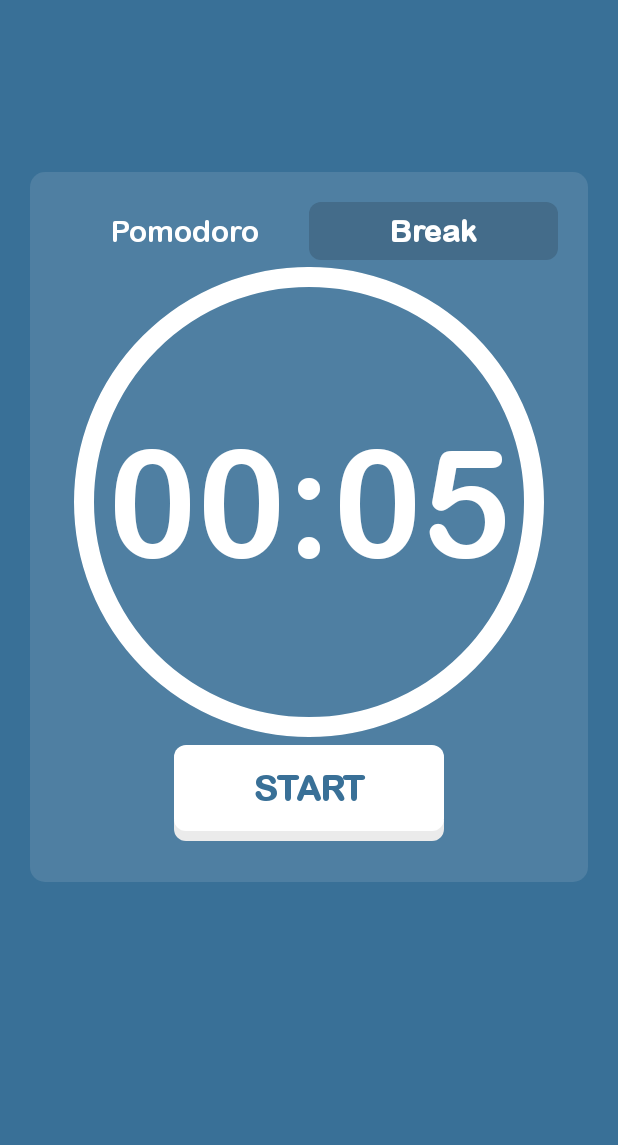
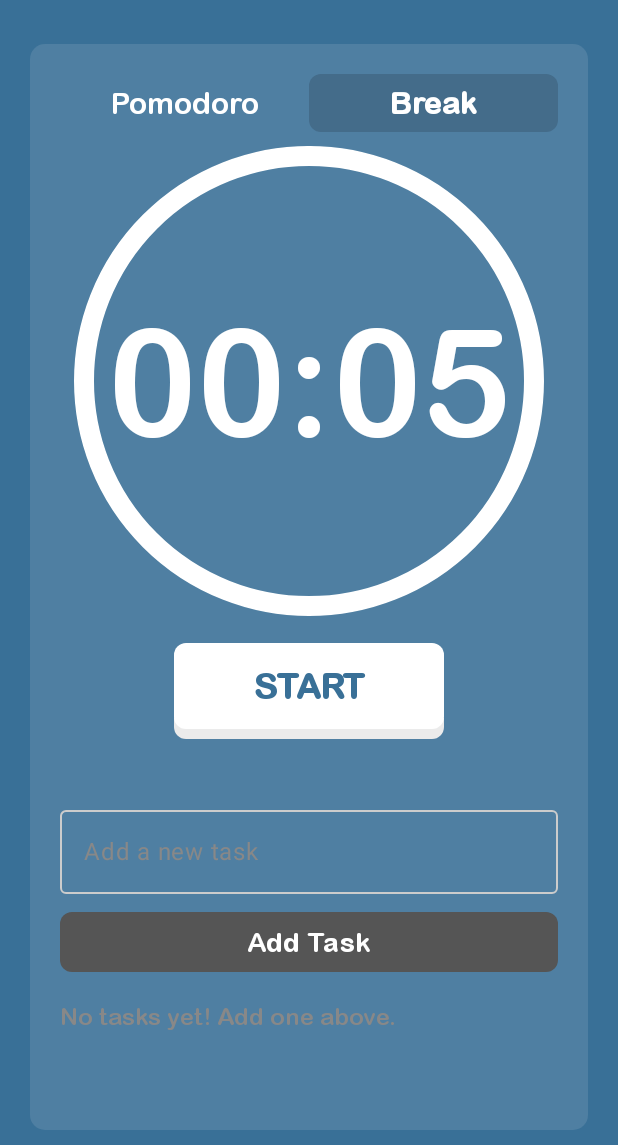
Before and after one commit to frhnHanif/Bisafokus, an Android app built with Jetpack Compose: the BreakScreen screen opened through its navigation route, on a phone screen of 412 x 824 dp, the part 91-1236 px from its top. Run offline under Robolectric (Android 15) with nearby library versions, the phone set to English and light mode, and no system bars; our stand-ins replace accompanist.

Commit message:
Add Saving Todo List

```diff
--- a/app/src/main/java/com/application/pomofocus/MainActivity.kt
+++ b/app/src/main/java/com/application/pomofocus/MainActivity.kt
@@ -19,9 +19,17 @@ import androidx.compose.foundation.Image
 import androidx.compose.foundation.background
 import androidx.compose.foundation.clickable
 import androidx.compose.foundation.layout.*
+import androidx.compose.foundation.lazy.LazyColumn
+import androidx.compose.foundation.lazy.items
+import androidx.compose.foundation.rememberScrollState
 import androidx.compose.foundation.shape.RoundedCornerShape
+import androidx.compose.foundation.text.KeyboardActions
+import androidx.compose.foundation.text.KeyboardOptions
+import androidx.compose.foundation.verticalScroll
 import androidx.compose.material3.*
 import androidx.compose.runtime.*
+import androidx.compose.runtime.snapshots.SnapshotStateList
+import androidx.compose.runtime.toMutableStateList
 import androidx.compose.ui.Alignment
 import androidx.compose.ui.Modifier
 import androidx.compose.ui.geometry.Offset
@@ -32,7 +40,9 @@ import androidx.compose.ui.res.painterResource
 import androidx.compose.ui.text.font.Font
 import androidx.compose.ui.text.font.FontFamily
 import androidx.compose.ui.text.font.FontWeight
+import androidx.compose.ui.text.input.ImeAction
 import androidx.compose.ui.text.style.TextAlign
+import androidx.compose.ui.text.style.TextDecoration
 import androidx.compose.ui.unit.dp
 import androidx.compose.ui.unit.sp
 import androidx.core.app.ActivityCompat
@@ -53,29 +63,11 @@ import kotlinx.coroutines.CoroutineScope
 import kotlinx.coroutines.Dispatchers
 import kotlinx.coroutines.delay
 import kotlinx.coroutines.launch
+import java.util.UUID
 import kotlin.math.cos
 import kotlin.math.sin
-import androidx.compose.material3.Checkbox // Baris baru
-import androidx.compose.material3.CheckboxDefaults // Baris baru
-import androidx.compose.material3.OutlinedTextField // Baris baru
-import androidx.compose.material3.OutlinedTextFieldDefaults // Baris baru
-import androidx.compose.ui.text.style.TextDecoration // Baris baru
-import androidx.compose.foundation.lazy.LazyColumn // Baris baru
-import androidx.compose.foundation.lazy.items // Baris baru
-import androidx.compose.ui.text.input.ImeAction // Baris baru
-import androidx.compose.foundation.text.KeyboardActions // Baris baru
-import androidx.compose.foundation.text.KeyboardOptions // Baris baru
-import androidx.compose.material3.Card // Baris baru
-import androidx.compose.material3.CardDefaults // Baris baru
-import androidx.compose.material3.Icon // Baris baru
-import androidx.compose.material3.IconButton // Baris baru
-import androidx.compose.foundation.rememberScrollState // <<< BARIS BARU INI
-import androidx.compose.foundation.verticalScroll // <<< BARIS BARU INI
 
-import java.util.UUID // Baris baru
-
-import androidx.compose.runtime.mutableStateListOf // Baris baru: Pastikan ini ada
-
+// --- FUNGSI HELPER NOTIFIKASI ---
 fun createNotificationChannel(context: Context) {
     if (Build.VERSION.SDK_INT >= Build.VERSION_CODES.O) {
         val name = "Pomodoro Notification"
@@ -117,6 +109,7 @@ fun showNotification(context: Context, title: String, message: String) {
     }
 }
 
+// --- MAIN ACTIVITY ---
 class MainActivity : ComponentActivity() {
     override fun onCreate(savedInstanceState: Bundle?) {
         super.onCreate(savedInstanceState)
@@ -124,26 +117,80 @@ class MainActivity : ComponentActivity() {
         setContent {
             val navController = rememberNavController()
             val systemUiController = rememberSystemUiController()
-            NavHost(navController = navController, startDestination = "pomodoro") {     //mengelola layar, navController digunakan untuk navigasi antar layar
+
+            // --- STATE TASKS (DIHOISTED KE MAINACTIVITY) ---
+            val tasks = remember { mutableStateListOf<Task>() }
+            var newTaskText by remember { mutableStateOf("") }
+            // --- AKHIR STATE TASKS ---
+
+            NavHost(navController = navController, startDestination = "pomodoro") {
                 composable("pomodoro") {
                     systemUiController.setStatusBarColor(BackPomodoro)
-                    PomodoroScreen(navController)
+                    PomodoroScreen(
+                        navController = navController,
+                        tasks = tasks,
+                        newTaskText = newTaskText,
+                        onNewTaskTextChanged = { newValue -> newTaskText = newValue },
+                        onAddTask = { task ->
+                            tasks.add(task)
+                            newTaskText = "" // Bersihkan input setelah menambahkan
+                        },
+                        onToggleTaskComplete = { toggledTask ->
+                            val updatedList = tasks.toMutableList()
+                            val taskIndex = updatedList.indexOfFirst { it.id == toggledTask.id }
+                            if (taskIndex != -1) {
+                                updatedList[taskIndex] = toggledTask.copy(isCompleted = !toggledTask.isCompleted)
+                                tasks.clear()
+                                tasks.addAll(updatedList)
+                            }
+                        },
+                        onDeleteTask = { task -> tasks.remove(task) }
+                    )
                 }
                 composable("break") {
                     systemUiController.setStatusBarColor(BackBreak)
-                    BreakScreen(navController)
+                    BreakScreen(
+                        navController = navController,
+                        tasks = tasks,
+                        newTaskText = newTaskText,
+                        onNewTaskTextChanged = { newValue -> newTaskText = newValue },
+                        onAddTask = { task ->
+                            tasks.add(task)
+                            newTaskText = ""
+                        },
+                        onToggleTaskComplete = { toggledTask ->
+                            val updatedList = tasks.toMutableList()
+                            val taskIndex = updatedList.indexOfFirst { it.id == toggledTask.id }
+                            if (taskIndex != -1) {
+                                updatedList[taskIndex] = toggledTask.copy(isCompleted = !toggledTask.isCompleted)
+                                tasks.clear()
+                                tasks.addAll(updatedList)
+                            }
+                        },
+                        onDeleteTask = { task -> tasks.remove(task) }
+                    )
                 }
             }
         }
     }
 }
 
+// --- KONSTANTA GLOBAL ---
 val font = FontFamily(Font(R.font.arialroundedmt))
 const val DEFAULT_POMODORO_TIME = 25
 const val DEFAULT_BREAK_TIME = 5
 
+// --- POMODORO SCREEN ---
 @Composable
-fun PomodoroScreen(navController: NavController) {
+fun PomodoroScreen(
+    navController: NavController,
+    tasks: SnapshotStateList<Task>,
+    newTaskText: String,
+    onNewTaskTextChanged: (String) -> Unit,
+    onAddTask: (Task) -> Unit,
+    onToggleTaskComplete: (Task) -> Unit,
+    onDeleteTask: (Task) -> Unit
+) {
     //1. State Management
     var isStartPressed by remember { mutableStateOf(false) }
     var totalTime by remember { mutableIntStateOf(DEFAULT_POMODORO_TIME) }
@@ -151,11 +198,6 @@ fun PomodoroScreen(navController: NavController) {
     var showDialog by remember { mutableStateOf(false) }
     var progress by remember { mutableFloatStateOf(1f) }
     val context = LocalContext.current
-
-    // --- MULAI TAMBAHAN UNTUK TASK ---
-    val tasks = remember { mutableStateListOf<Task>() }
-    var newTaskText by remember { mutableStateOf("") }
-    // --- AKHIR TAMBAHAN ---
 
     val mediaPlayer = remember {
         MediaPlayer.create(context, R.raw.alarm)
@@ -175,6 +217,15 @@ fun PomodoroScreen(navController: NavController) {
                 CoroutineScope(Dispatchers.Main).launch {
                     mediaPlayer.start()
                 }
+                // --- Logika Coret Tugas Otomatis ---
+                val updatedTasksAfterPomodoro = tasks.map {
+                    if (!it.isCompleted) it.copy(isCompleted = true) else it
+                }.toMutableStateList()
+
+                tasks.clear()
+                tasks.addAll(updatedTasksAfterPomodoro)
+                // --- Akhir Logika Coret Tugas Otomatis ---
+
                 navController.navigate("break")
             }
         }
@@ -221,24 +272,26 @@ fun PomodoroScreen(navController: NavController) {
                 color = Color.White
             )
         }
-        Box( // Ini adalah Box dengan background FrontPomodoro
+        Box( // Box dengan background FrontPomodoro (Kotak utama UI)
             modifier = Modifier
-                .fillMaxSize() // Ini tetap fillMaxSize untuk Box utama
-                .padding(start = 20.dp, end = 20.dp, top = 90.dp, bottom = 10.dp) // padding Box utama
+                .fillMaxWidth() // Mengisi lebar penuh
+                .wrapContentHeight() // Menyesuaikan tinggi dengan konten
+                .align(Alignment.Center) // Tetap di tengah secara vertikal
+                .padding(start = 20.dp, end = 20.dp, top = 90.dp, bottom = 10.dp) // Padding disesuaikan
                 .background(FrontPomodoro, shape = RoundedCornerShape(10.dp)),
             contentAlignment = Alignment.Center
-        ){
-            val scrollState = rememberScrollState() // <<< BARIS BARU: Untuk mengelola scroll state
+        ) {
+            val scrollState = rememberScrollState() // Untuk scroll layar penuh
 
             Column( // Column utama yang akan bisa di-scroll
                 modifier = Modifier
-                    .fillMaxSize() // <<< UBAH INI: Agar Column ini mengisi Box dan bisa di-scroll
+                    .fillMaxSize() // Mengisi Box induk
                     .padding(horizontal = 20.dp, vertical = 20.dp) // padding internal Column
-                    .verticalScroll(scrollState), // <<< INI KUNCI SCROLL LAYAR PENUH
+                    .verticalScroll(scrollState), // INI KUNCI SCROLL LAYAR PENUH
                 horizontalAlignment = Alignment.CenterHorizontally,
-                verticalArrangement = Arrangement.Top // Tetap Top, kita kelola spasi manual
-            ){
-                // Tombol Pomodoro / Break (TETAP DI ATAS)
+                verticalArrangement = Arrangement.Top // Elemen tersusun dari atas ke bawah
+            ) {
+                // Tombol Pomodoro / Break
                 Row(
                     modifier = Modifier.fillMaxWidth(),
                     horizontalArrangement = Arrangement.Center
@@ -279,7 +332,7 @@ fun PomodoroScreen(navController: NavController) {
                 }
                 Spacer(modifier = Modifier.height(16.dp))
 
-                // Bagian Timer (TETAP DI TENGAH ATAS)
+                // Bagian Timer
                 Box(
                     modifier = Modifier.fillMaxWidth(),
                     contentAlignment = Alignment.Center
@@ -300,9 +353,9 @@ fun PomodoroScreen(navController: NavController) {
                     )
                 }
 
-                Spacer(modifier = Modifier.height(24.dp)) // Spasi antara timer dan tombol START
+                Spacer(modifier = Modifier.height(24.dp))
 
-                // Tombol START/PAUSE (INI POSISI BARUNYA: DI BAWAH TIMER)
+                // Tombol START/PAUSE
                 TimerButton(
                     context = context,
                     backColor = BackPomodoro,
@@ -311,19 +364,18 @@ fun PomodoroScreen(navController: NavController) {
                     onClick = { isStartPressed = !isStartPressed }
                 )
 
-                Spacer(modifier = Modifier.height(32.dp)) // Spasi antara Tombol START dan Bagian Task
+                Spacer(modifier = Modifier.height(32.dp))
 
-                // --- AWAL BAGIAN INPUT DAN DAFTAR TUGAS (INI POSISI BARUNYA: DI BAWAH TOMBOL START) ---
-                Column(
+                // --- BAGIAN INPUT DAN DAFTAR TUGAS ---
+                Column( // Column ini menampung Input dan Daftar Tugas
                     modifier = Modifier
                         .fillMaxWidth()
-                        .heightIn(min = 100.dp, max = 300.dp), // <<< PENTING: Batasi tinggi Column ini,
-//                        .weight(1f), // <<< Ini akan mengambil sisa ruang vertikal di bawah Tombol START
+                        .heightIn(min = 100.dp, max = 300.dp), // Batasi tinggi Column ini
                     horizontalAlignment = Alignment.CenterHorizontally
                 ) {
                     OutlinedTextField(
                         value = newTaskText,
-                        onValueChange = { newTaskText = it },
+                        onValueChange = { onNewTaskTextChanged(it) },
                         label = { Text("Add a new task", color = Color.Gray) },
                         modifier = Modifier.fillMaxWidth(),
                         singleLine = true,
@@ -339,8 +391,7 @@ fun PomodoroScreen(navController: NavController) {
                         keyboardOptions = KeyboardOptions(imeAction = ImeAction.Done),
                         keyboardActions = KeyboardActions(onDone = {
                             if (newTaskText.isNotBlank()) {
-                                tasks.add(Task(UUID.randomUUID().toString(), newTaskText))
-                                newTaskText = ""
+                                onAddTask(Task(UUID.randomUUID().toString(), newTaskText))
                             }
                         })
                     )
@@ -348,8 +399,7 @@ fun PomodoroScreen(navController: NavController) {
                     Button(
                         onClick = {
                             if (newTaskText.isNotBlank()) {
-                                tasks.add(Task(UUID.randomUUID().toString(), newTaskText))
-                                newTaskText = ""
+                                onAddTask(Task(UUID.randomUUID().toString(), newTaskText))
                             }
                         },
                         modifier = Modifier.fillMaxWidth(),
@@ -361,56 +411,49 @@ fun PomodoroScreen(navController: NavController) {
 
                     Spacer(modifier = Modifier.height(16.dp))
 
-                    // Daftar Tugas (Ini akan bisa di-scroll jika melebihi tinggi maksimum)
+                    // Daftar Tugas
                     if (tasks.isEmpty()) {
                         Text(
                             text = "No tasks yet! Add one above.",
                             color = Color.Gray,
                             fontFamily = font,
                             fontSize = 16.sp,
-                            modifier = Modifier.fillMaxWidth() // Tidak ada weight di sini, tinggi diatur oleh LazyColumn induk
+                            modifier = Modifier.fillMaxWidth()
                         )
                     } else {
                         LazyColumn(
                             modifier = Modifier
                                 .fillMaxWidth()
                                 .fillMaxHeight()
-//                                .heightIn(max = 120.dp) // <<< TINGGI MAKSIMUM UNTUK SCROLL, SESUAIKAN JIKA PERLU
                         ) {
                             items(tasks.size) { index ->
                                 val task = tasks[index]
                                 TaskItem(
                                     task = task,
-                                    onToggleComplete = { toggledTask ->
-                                        val updatedList = tasks.toMutableList()
-                                        val taskIndex = updatedList.indexOfFirst { it.id == toggledTask.id }
-                                        if (taskIndex != -1) {
-                                            updatedList[taskIndex] = toggledTask.copy(isCompleted = !toggledTask.isCompleted)
-                                            tasks.clear()
-                                            tasks.addAll(updatedList)
-                                        }
-                                    },
-                                    onDelete = { deletedTask ->
-                                        tasks.remove(deletedTask)
-                                    }
+                                    onToggleComplete = { toggledTask -> onToggleTaskComplete(toggledTask) },
+                                    onDelete = { deletedTask -> onDeleteTask(deletedTask) }
                                 )
                             }
                         }
                     }
                 }
                 // --- AKHIR BAGIAN INPUT DAN DAFTAR TUGAS ---
-             // Penutup untuk Column utama di dalam Box FrontPomodoro
-
-                // --- BAGIAN BAWAH (Tombol START/PAUSE) ---
-
-                // --- AKHIR BAGIAN BAWAH ---
             }
         }
     }
 }
 
+// --- BREAK SCREEN ---
 @Composable
-fun BreakScreen(navController: NavController) {
+fun BreakScreen(
+    navController: NavController,
+    tasks: SnapshotStateList<Task>, // Diterima dari MainActivity
+    newTaskText: String, // Diterima dari MainActivity
+    onNewTaskTextChanged: (String) -> Unit, // Callback ke MainActivity
+    onAddTask: (Task) -> Unit, // Callback ke MainActivity
+    onToggleTaskComplete: (Task) -> Unit, // Callback ke MainActivity
+    onDeleteTask: (Task) -> Unit // Callback ke MainActivity
+) {
     //1. State Management
     var isStartPressed by remember { mutableStateOf(false) }
     var totalTime by remember { mutableIntStateOf(DEFAULT_BREAK_TIME) }
@@ -423,7 +466,7 @@ fun BreakScreen(navController: NavController) {
         MediaPlayer.create(context, R.raw.alarm)
     }
 
-    //2. Logika Timer identik dengan Pomodoro Screen
+    //2. Logika Timer
     LaunchedEffect(isStartPressed) {
         if (isStartPressed) {
             while (remainingTime > 0 && isStartPressed) {
@@ -437,6 +480,10 @@ fun BreakScreen(navController: NavController) {
                 CoroutineScope(Dispatchers.Main).launch {
                     mediaPlayer.start()
                 }
+                // --- TIDAK ADA LOGIKA CORET TUGAS DI BREAK SCREEN ---
+                // Logika coret tugas hanya ada di PomodoroScreen saat selesai.
+                // Bagian ini dihapus dari BreakScreen.
+
                 navController.navigate("pomodoro")
             }
         }
@@ -483,20 +530,26 @@ fun BreakScreen(navController: NavController) {
                 color = Color.White
             )
         }
-        Box(
+        Box( // Box dengan background FrontBreak (Kotak utama UI)
             modifier = Modifier
-                .fillMaxSize()
-                .padding(horizontal = 20.dp, vertical = 175.dp)
+                .fillMaxWidth() // Mengisi lebar penuh
+                .wrapContentHeight() // Menyesuaikan tinggi dengan konten
+                .align(Alignment.Center) // Tetap di tengah secara vertikal
+                .padding(start = 20.dp, end = 20.dp, top = 90.dp, bottom = 10.dp) // Padding disesuaikan
                 .background(FrontBreak, shape = RoundedCornerShape(10.dp)),
             contentAlignment = Alignment.Center
         ) {
-            Column(
+            val scrollState = rememberScrollState() // Untuk scroll layar penuh
+
+            Column( // Column utama yang akan bisa di-scroll
                 modifier = Modifier
-                    .fillMaxSize()
-                    .padding(horizontal = 20.dp, vertical = 20.dp),
+                    .fillMaxSize() // Mengisi Box induk
+                    .padding(horizontal = 20.dp, vertical = 20.dp) // padding internal Column
+                    .verticalScroll(scrollState), // INI KUNCI SCROLL LAYAR PENUH
                 horizontalAlignment = Alignment.CenterHorizontally,
-                verticalArrangement = Arrangement.SpaceBetween
+                verticalArrangement = Arrangement.Top // Elemen tersusun dari atas ke bawah
             ) {
+                // Tombol Pomodoro / Break
                 Row(
                     modifier = Modifier.fillMaxWidth(),
                     horizontalArrangement = Arrangement.Center
@@ -534,7 +587,9 @@ fun BreakScreen(navController: NavController) {
                         )
                     }
                 }
+                Spacer(modifier = Modifier.height(16.dp))
 
+                // Bagian Timer
                 Box(
                     modifier = Modifier.fillMaxWidth(),
                     contentAlignment = Alignment.Center
@@ -555,6 +610,9 @@ fun BreakScreen(navController: NavController) {
                     )
                 }
 
+                Spacer(modifier = Modifier.height(24.dp))
+
+                // Tombol START/PAUSE
                 TimerButton(
                     context = context,
                     backColor = BackBreak,
@@ -562,11 +620,86 @@ fun BreakScreen(navController: NavController) {
                     isPressed = isStartPressed,
                     onClick = { isStartPressed = !isStartPressed }
                 )
+
+                Spacer(modifier = Modifier.height(32.dp))
+
+                // --- BAGIAN INPUT DAN DAFTAR TUGAS ---
+                Column(
+                    modifier = Modifier
+                        .fillMaxWidth()
+                        .heightIn(min = 100.dp, max = 300.dp), // Batasi tinggi Column ini
+                    horizontalAlignment = Alignment.CenterHorizontally
+                ) {
+                    OutlinedTextField(
+                        value = newTaskText,
+                        onValueChange = { onNewTaskTextChanged(it) },
+                        label = { Text("Add a new task", color = Color.Gray) },
+                        modifier = Modifier.fillMaxWidth(),
+                        singleLine = true,
+                        colors = OutlinedTextFieldDefaults.colors(
+                            focusedBorderColor = Color.White,
+                            unfocusedBorderColor = Color.LightGray,
+                            focusedTextColor = Color.White,
+                            unfocusedTextColor = Color.White,
+                            focusedLabelColor = Color.White,
+                            unfocusedLabelColor = Color.LightGray,
+                            cursorColor = Color.White
+                        ),
+                        keyboardOptions = KeyboardOptions(imeAction = ImeAction.Done),
+                        keyboardActions = KeyboardActions(onDone = {
+                            if (newTaskText.isNotBlank()) {
+                                onAddTask(Task(UUID.randomUUID().toString(), newTaskText))
+                            }
+                        })
+                    )
+                    Spacer(modifier = Modifier.height(8.dp))
+                    Button(
+                        onClick = {
+                            if (newTaskText.isNotBlank()) {
+                                onAddTask(Task(UUID.randomUUID().toString(), newTaskText))
+                            }
+                        },
+                        modifier = Modifier.fillMaxWidth(),
+                        colors = ButtonDefaults.buttonColors(containerColor = Color(0xFF555555)),
+                        shape = RoundedCornerShape(8.dp)
+                    ) {
+                        Text("Add Task", color = Color.White, fontFamily = font, fontSize = 18.sp)
+                    }
+
+                    Spacer(modifier = Modifier.height(16.dp))
+
+                    // Daftar Tugas
+                    if (tasks.isEmpty()) {
+                        Text(
+                            text = "No tasks yet! Add one above.",
+                            color = Color.Gray,
+                            fontFamily = font,
+                            fontSize = 16.sp,
+                            modifier = Modifier.fillMaxWidth()
+                        )
+                    } else {
+                        LazyColumn(
+                            modifier = Modifier
+                                .fillMaxWidth()
+                                .fillMaxHeight()
+                        ) {
+                            items(tasks.size) { index ->
+                                val task = tasks[index]
+                                TaskItem(
+                                    task = task,
+                                    onToggleComplete = { toggledTask -> onToggleTaskComplete(toggledTask) },
+                                    onDelete = { deletedTask -> onDeleteTask(deletedTask) }
+                                )
+                            }
+                        }
+                    }
+                }
+                // --- AKHIR BAGIAN INPUT DAN DAFTAR TUGAS ---
             }
         }
     }
 }
-
+// ... (fungsi TimerButton, TimePicker, TimerClock, TaskItem lainnya)
 
 @Composable
 fun TimerButton(
```
